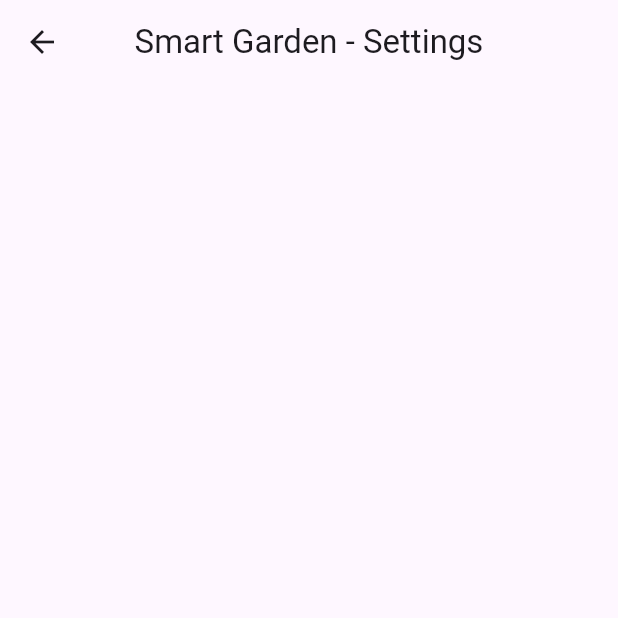
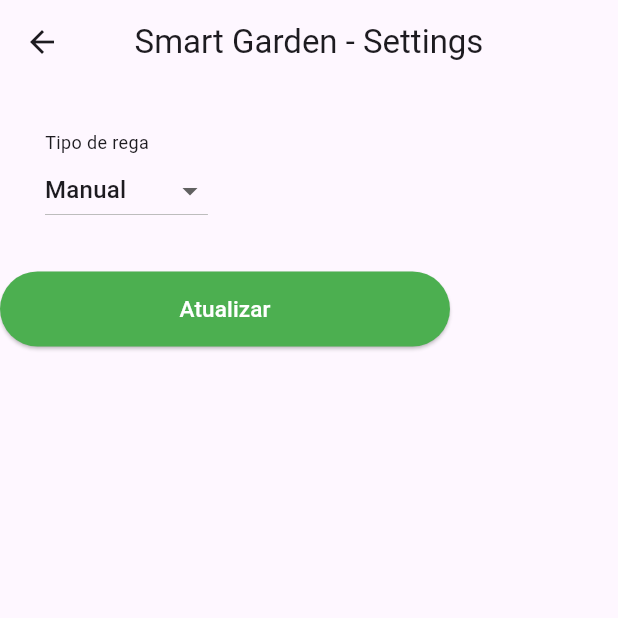
Before and after one commit to Paul0Cesar/Smart-Garden, a Flutter app: the SettingsScreen screen opened by its route, on a phone screen of 412 x 824 dp, the top half of it. Run offline on Flutter 3.47's test engine with Material 2 defaults, Android fonts, the light colour scheme and no system bars.

Commit message:
feat: setting view

```diff
--- a/lib/main.dart
+++ b/lib/main.dart
@@ -3,6 +3,7 @@ import 'package:provider/provider.dart';
 import 'package:smart_garden/repositories/bluetooth/BluetoothRepositoryImpl.dart';
 import 'package:smart_garden/ui/home/home_view.dart';
 import 'package:smart_garden/ui/home/home_view_model.dart';
+import 'package:smart_garden/ui/settings/settings_view_model.dart';
 import 'package:smart_garden/utils/Routes.dart';
 
 void main() {
@@ -17,8 +18,10 @@ class MyApp extends StatelessWidget {
     return MultiProvider(
       providers: [
         ChangeNotifierProvider(
-            create: (_) => HomeViewViewModel(
-                bluetoothRepository: BluetoothRepositoryImpl())),
+          create: (_) =>
+              HomeViewViewModel(bluetoothRepository: BluetoothRepositoryImpl()),
+        ),
+        ChangeNotifierProvider(create: (_) => SettingsViewModel())
       ],
       child: MaterialApp(
         debugShowCheckedModeBanner: false,
--- a/lib/ui/home/home_view.dart
+++ b/lib/ui/home/home_view.dart
@@ -159,8 +159,8 @@ class _HomeScreenState extends State<HomeScreen> {
               child: FloatingActionButton(
                 heroTag: "settings_btn",
                 onPressed: () {
-                  // Navigator.of(context).pushNamed(Routes.settings);
-                  viewModel.toggleWatering();
+                  Navigator.of(context).pushNamed(Routes.settings);
+                  // viewModel.toggleWatering();
                 },
                 backgroundColor: Colors.lightGreen,
                 shape: const CircleBorder(),
--- a/lib/ui/settings/settings_view.dart
+++ b/lib/ui/settings/settings_view.dart
@@ -1,4 +1,6 @@
 import 'package:flutter/material.dart';
+import 'package:provider/provider.dart';
+import 'package:smart_garden/ui/settings/settings_view_model.dart';
 
 class SettingsScreen extends StatefulWidget {
   const SettingsScreen({Key? key}) : super(key: key);
@@ -10,15 +12,56 @@ class SettingsScreen extends StatefulWidget {
 class _SettingsScreenState extends State<SettingsScreen> {
   @override
   Widget build(BuildContext context) {
+    return Consumer<SettingsViewModel>(builder: (context, viewModel, _) {
       return Scaffold(
         appBar: AppBar(
           title: Text("Smart Garden - Settings"),
           centerTitle: true,
         ),
         body: SingleChildScrollView(
+          child: Expanded(
             child: Column(
+              crossAxisAlignment: CrossAxisAlignment.start,
+              mainAxisAlignment: MainAxisAlignment.spaceBetween,
+              children: [
+                Container(
+                  padding: const EdgeInsets.all(30),
+                  child: Column(
+                    crossAxisAlignment: CrossAxisAlignment.start,
+                    children: [
+                      const Text(
+                        "Tipo de rega",
+                        style: TextStyle(
+                          fontSize: 12,
+                        ),
+                      ),
+                      DropdownButton(
+                        value: viewModel.selectedOption,
+                        items: viewModel.options.map((String option) {
+                          return DropdownMenuItem(
+                            value: option,
+                            child: Text(option),
+                          );
+                        }).toList(),
+                        onChanged: viewModel.changeOption,
+                      ),
+                    ],
+                  ),
+                ),
+                ElevatedButton(
+                  onPressed: () {},
+                  child: Text('Atualizar',
+                      style: TextStyle(fontSize: 15, color: Colors.white)),
+                  style: ButtonStyle(
+                    backgroundColor: MaterialStateProperty.all(Colors.green),
+                    fixedSize: MaterialStateProperty.all(Size(300, 50)),
+                  ),
+                )
+              ],
+            ),
           ),
         ),
       );
+    });
   }
 }
--- a/lib/ui/settings/settings_view_model.dart
+++ b/lib/ui/settings/settings_view_model.dart
@@ -1,5 +1,11 @@
 import 'package:flutter/material.dart';
 
 class SettingsViewModel with ChangeNotifier {
+  List<String> options = ['Manual', 'Automático'];
+  String? selectedOption = 'Manual';
 
+  changeOption(String? option) {
+    selectedOption = option;
+    notifyListeners();
+  }
 }
```
Lines whose indentation alone changed are shown as unchanged.
